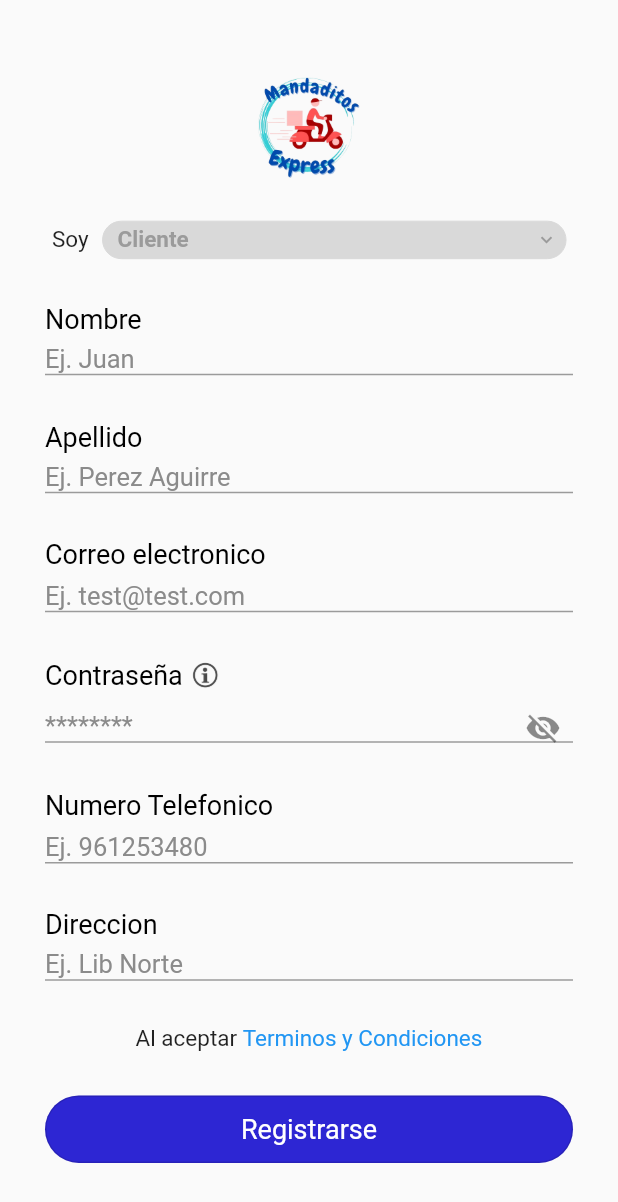
After one commit to edwin141999/Mandaditos_Express, a Flutter app: the RegisterScreen screen opened directly, on a phone screen of 412 x 824 dp. The commit adds this screen. Shown: the top 1202 px of the screen. Run offline on Flutter 3.47's test engine with Material 2 defaults, Android fonts, the phone set to English and light mode, and no system bars.

Commit message:
Little changes
* change register screen

```diff
--- a/lib/login/login_screen.dart
+++ b/lib/login/login_screen.dart
@@ -1,6 +1,6 @@
 import 'package:flutter/gestures.dart';
 import 'package:flutter/material.dart';
-import 'package:mandaditos_express/register/register_choose.dart';
+import 'package:mandaditos_express/register/register_screen.dart';
 import 'package:mandaditos_express/styles/colors/colors_view.dart';
 
 class LoginScreen extends StatefulWidget {
@@ -230,7 +230,7 @@ class _LoginScreenState extends State<LoginScreen> {
                                           context,
                                           MaterialPageRoute(
                                               builder: (context) =>
-                                                  const RegisterChoose())),
+                                                  const RegisterScreen())),
                                   )
                                 ],
                               ),
--- /dev/null
+++ b/lib/register/register_screen.dart
@@ -0,0 +1,351 @@
+import 'package:flutter/material.dart';
+import 'package:mandaditos_express/login/login_screen.dart';
+import 'package:mandaditos_express/styles/colors/colors_view.dart';
+
+class RegisterScreen extends StatefulWidget {
+  const RegisterScreen({Key? key}) : super(key: key);
+
+  @override
+  State<RegisterScreen> createState() => _RegisterScreenState();
+}
+
+class _RegisterScreenState extends State<RegisterScreen> {
+  bool _passwordVisible = false;
+
+  List<String> types = ['Cliente', 'Repartidor'];
+  String typeValue = 'Cliente';
+
+  @override
+  void initState() {
+    _passwordVisible = false;
+    super.initState();
+  }
+
+  @override
+  Widget build(BuildContext context) {
+    return Scaffold(
+      body: SingleChildScrollView(
+        child: Padding(
+          padding: const EdgeInsets.symmetric(horizontal: 30),
+          child: SizedBox(
+            height: MediaQuery.of(context).size.height,
+            child: Column(
+              crossAxisAlignment: CrossAxisAlignment.start,
+              mainAxisAlignment: MainAxisAlignment.spaceEvenly,
+              children: [
+                Padding(
+                  padding: const EdgeInsets.only(top: 20),
+                  child: Center(
+                      child: Image.asset('assets/images/Logo.png', height: 70)),
+                ),
+                SizedBox(
+                  width: MediaQuery.of(context).size.width,
+                  child: Row(
+                    mainAxisAlignment: MainAxisAlignment.spaceAround,
+                    children: [
+                      const Text('Soy', style: TextStyle(fontSize: 15)),
+                      Container(
+                        height: 25,
+                        width: MediaQuery.of(context).size.width * 0.75,
+                        decoration: BoxDecoration(
+                            borderRadius: BorderRadius.circular(50),
+                            border: Border.all(
+                                color: ColorSelect.kColorDropdown, width: 0),
+                            color: ColorSelect.kColorDropdown),
+                        child: DropdownButton(
+                          value: typeValue,
+                          items: types.map((items) {
+                            return DropdownMenuItem(
+                              child: SizedBox(
+                                width: MediaQuery.of(context).size.width * .7,
+                                child: Padding(
+                                  padding: const EdgeInsets.only(left: 10),
+                                  child: Text(
+                                    items,
+                                    style: const TextStyle(
+                                        fontSize: 15,
+                                        color: ColorSelect.kTextDropdown,
+                                        fontWeight: FontWeight.bold),
+                                  ),
+                                ),
+                              ),
+                              value: items,
+                            );
+                          }).toList(),
+                          onChanged: (String? value) {
+                            setState(() {
+                              typeValue = value!;
+                            });
+                          },
+                          underline: Container(),
+                          dropdownColor: ColorSelect.kColorDropdown,
+                          icon: const Icon(Icons.keyboard_arrow_down,
+                              color: ColorSelect.kTextDropdown, size: 15),
+                        ),
+                      ),
+                    ],
+                  ),
+                ),
+                SizedBox(
+                  height: 50,
+                  child: Column(
+                    crossAxisAlignment: CrossAxisAlignment.start,
+                    mainAxisAlignment: MainAxisAlignment.spaceAround,
+                    children: const [
+                      Text(
+                        'Nombre',
+                        style: TextStyle(fontSize: 18, color: Colors.black),
+                      ),
+                      SizedBox(
+                        height: 25,
+                        child: TextField(
+                          style: TextStyle(fontSize: 17, color: Colors.black),
+                          decoration: InputDecoration(
+                            hintText: 'Ej. Juan',
+                            hintStyle: TextStyle(
+                              fontSize: 17,
+                              color: Color.fromRGBO(139, 139, 139, 1),
+                            ),
+                            contentPadding: EdgeInsets.only(bottom: 10),
+                          ),
+                        ),
+                      ),
+                    ],
+                  ),
+                ),
+                SizedBox(
+                  height: 50,
+                  child: Column(
+                    crossAxisAlignment: CrossAxisAlignment.start,
+                    mainAxisAlignment: MainAxisAlignment.spaceAround,
+                    children: const [
+                      Text(
+                        'Apellido',
+                        style: TextStyle(fontSize: 18, color: Colors.black),
+                      ),
+                      SizedBox(
+                        height: 25,
+                        child: TextField(
+                          style: TextStyle(fontSize: 17, color: Colors.black),
+                          decoration: InputDecoration(
+                            hintText: 'Ej. Perez Aguirre',
+                            hintStyle: TextStyle(
+                              fontSize: 17,
+                              color: Color.fromRGBO(139, 139, 139, 1),
+                            ),
+                            contentPadding: EdgeInsets.only(bottom: 10),
+                          ),
+                        ),
+                      ),
+                    ],
+                  ),
+                ),
+                SizedBox(
+                  height: 50,
+                  child: Column(
+                    crossAxisAlignment: CrossAxisAlignment.start,
+                    mainAxisAlignment: MainAxisAlignment.spaceAround,
+                    children: const [
+                      Text(
+                        'Correo electronico',
+                        style: TextStyle(fontSize: 18, color: Colors.black),
+                      ),
+                      SizedBox(
+                        height: 27,
+                        child: TextField(
+                          keyboardType: TextInputType.emailAddress,
+                          style: TextStyle(fontSize: 17, color: Colors.black),
+                          decoration: InputDecoration(
+                            hintText: 'Ej. test@test.com',
+                            hintStyle: TextStyle(
+                              fontSize: 17,
+                              color: Color.fromRGBO(139, 139, 139, 1),
+                            ),
+                            contentPadding: EdgeInsets.only(bottom: 10),
+                          ),
+                        ),
+                      ),
+                    ],
+                  ),
+                ),
+                SizedBox(
+                  height: 60,
+                  child: Column(
+                    crossAxisAlignment: CrossAxisAlignment.start,
+                    mainAxisAlignment: MainAxisAlignment.spaceAround,
+                    children: [
+                      Row(
+                        children: [
+                          const Text(
+                            'Contraseña',
+                            style: TextStyle(fontSize: 18, color: Colors.black),
+                          ),
+                          const Padding(padding: EdgeInsets.only(right: 5)),
+                          Image.asset('assets/images/info_svg.png', height: 20),
+                        ],
+                      ),
+                      SizedBox(
+                        height: 30,
+                        child: TextField(
+                          obscureText: !_passwordVisible,
+                          enableSuggestions: false,
+                          autocorrect: false,
+                          style: const TextStyle(
+                              fontSize: 17, color: Colors.black),
+                          decoration: InputDecoration(
+                            hintText: '*' * 8,
+                            hintStyle: const TextStyle(
+                              fontSize: 17,
+                              color: Color.fromRGBO(139, 139, 139, 1),
+                            ),
+                            contentPadding: const EdgeInsets.only(bottom: 0),
+                            suffixIcon: IconButton(
+                              onPressed: () {
+                                setState(() {
+                                  _passwordVisible = !_passwordVisible;
+                                });
+                              },
+                              alignment: Alignment.centerRight,
+                              icon: Icon(
+                                _passwordVisible
+                                    ? Icons.visibility
+                                    : Icons.visibility_off,
+                              ),
+                            ),
+                          ),
+                        ),
+                      ),
+                    ],
+                  ),
+                ),
+                SizedBox(
+                  height: 50,
+                  child: Column(
+                    crossAxisAlignment: CrossAxisAlignment.start,
+                    mainAxisAlignment: MainAxisAlignment.spaceAround,
+                    children: const [
+                      Text(
+                        'Numero Telefonico',
+                        style: TextStyle(fontSize: 18, color: Colors.black),
+                      ),
+                      SizedBox(
+                        height: 27,
+                        child: TextField(
+                          style: TextStyle(fontSize: 17, color: Colors.black),
+                          decoration: InputDecoration(
+                            hintText: 'Ej. 961253480',
+                            hintStyle: TextStyle(
+                              fontSize: 17,
+                              color: Color.fromRGBO(139, 139, 139, 1),
+                            ),
+                            contentPadding: EdgeInsets.only(bottom: 10),
+                          ),
+                        ),
+                      ),
+                    ],
+                  ),
+                ),
+                (typeValue == 'Cliente')
+                    ? SizedBox(
+                        height: 50,
+                        child: Column(
+                          crossAxisAlignment: CrossAxisAlignment.start,
+                          mainAxisAlignment: MainAxisAlignment.spaceAround,
+                          children: const [
+                            Text(
+                              'Direccion',
+                              style:
+                                  TextStyle(fontSize: 18, color: Colors.black),
+                            ),
+                            SizedBox(
+                              height: 25,
+                              child: TextField(
+                                style: TextStyle(
+                                    fontSize: 17, color: Colors.black),
+                                decoration: InputDecoration(
+                                  hintText: 'Ej. Lib Norte',
+                                  hintStyle: TextStyle(
+                                    fontSize: 17,
+                                    color: Color.fromRGBO(139, 139, 139, 1),
+                                  ),
+                                  contentPadding: EdgeInsets.only(bottom: 10),
+                                ),
+                              ),
+                            ),
+                          ],
+                        ),
+                      )
+                    : SizedBox(
+                        height: 50,
+                        child: Column(
+                          crossAxisAlignment: CrossAxisAlignment.start,
+                          mainAxisAlignment: MainAxisAlignment.spaceAround,
+                          children: const [
+                            Text(
+                              'Ciudad donde conduciras',
+                              style:
+                                  TextStyle(fontSize: 18, color: Colors.black),
+                            ),
+                            SizedBox(
+                              height: 27,
+                              child: TextField(
+                                style: TextStyle(
+                                    fontSize: 17, color: Colors.black),
+                                decoration: InputDecoration(
+                                  hintText: 'Ej. Tuxtla Gutierrez',
+                                  hintStyle: TextStyle(
+                                    fontSize: 17,
+                                    color: Color.fromRGBO(139, 139, 139, 1),
+                                  ),
+                                  contentPadding: EdgeInsets.only(bottom: 10),
+                                ),
+                              ),
+                            ),
+                          ],
+                        ),
+                      ),
+                Row(
+                  mainAxisAlignment: MainAxisAlignment.center,
+                  children: const [
+                    Text('Al aceptar ', style: TextStyle(fontSize: 15)),
+                    Text(
+                      'Terminos y Condiciones',
+                      style: TextStyle(color: Colors.blue, fontSize: 15),
+                    )
+                  ],
+                ),
+                Padding(
+                  padding: const EdgeInsets.only(bottom: 20),
+                  child: SizedBox(
+                    width: double.infinity,
+                    height: 45,
+                    child: OutlinedButton(
+                      onPressed: () {
+                        Navigator.push(
+                            context,
+                            MaterialPageRoute(
+                                builder: (context) => const LoginScreen()));
+                      },
+                      child: const Text('Registrarse',
+                          style: TextStyle(
+                              color: Colors.white,
+                              fontSize: 18,
+                              fontWeight: FontWeight.w400)),
+                      style: OutlinedButton.styleFrom(
+                        backgroundColor: ColorSelect.kPrimaryColor,
+                        elevation: 0,
+                        shape: RoundedRectangleBorder(
+                          borderRadius: BorderRadius.circular(50),
+                        ),
+                      ),
+                    ),
+                  ),
+                ),
+              ],
+            ),
+          ),
+        ),
+      ),
+    );
+  }
+}
--- a/lib/styles/colors/colors_view.dart
+++ b/lib/styles/colors/colors_view.dart
@@ -8,10 +8,14 @@ class ColorSelect {
   //COLORES PRINCIPALES SIN HOVER
   static const kPrimaryUnselect = Color(0xffB9B6F0);
 
+  //COLOR DEL DROPDOWN
+  static const kColorDropdown = Color(0xffD9D9D9);
+
   //COLORES DE LOS LOGOS
   static const kFacebookColor = Color(0xff4867AA);
   static const kGoogleColor = Color(0xffE6E6E6);
 
   //TEXTOS
   static const kTextGrey = Color.fromRGBO(139, 139, 139, 1);
+  static const kTextDropdown = Color(0xff9B9B9B);
 }
```
